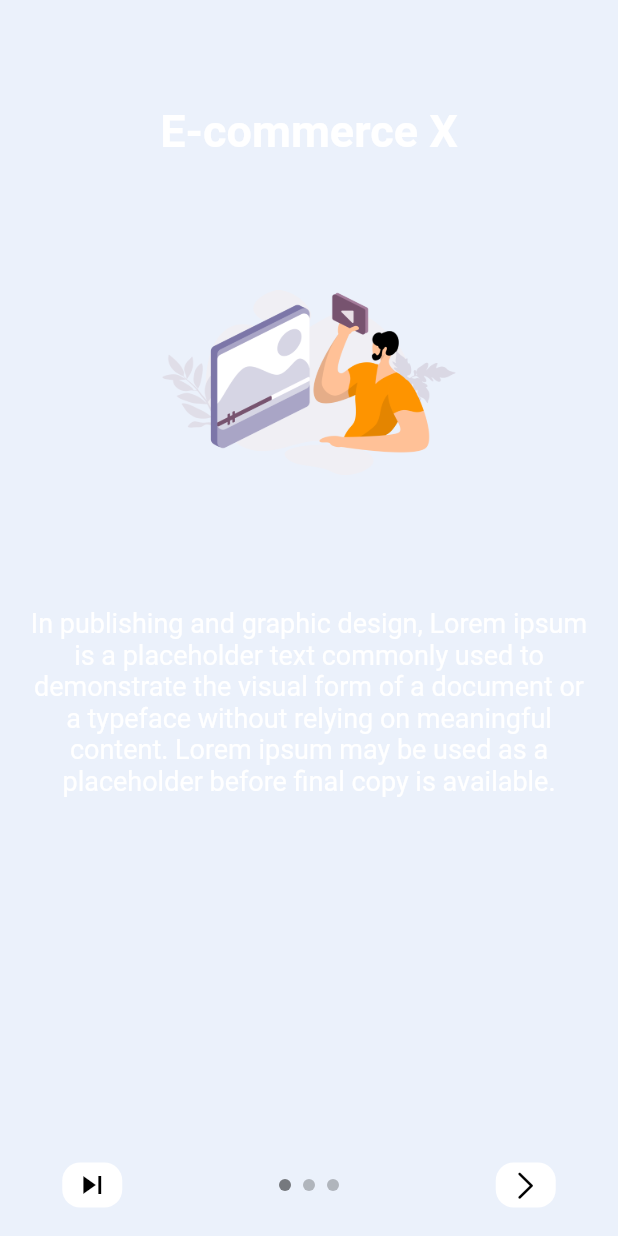
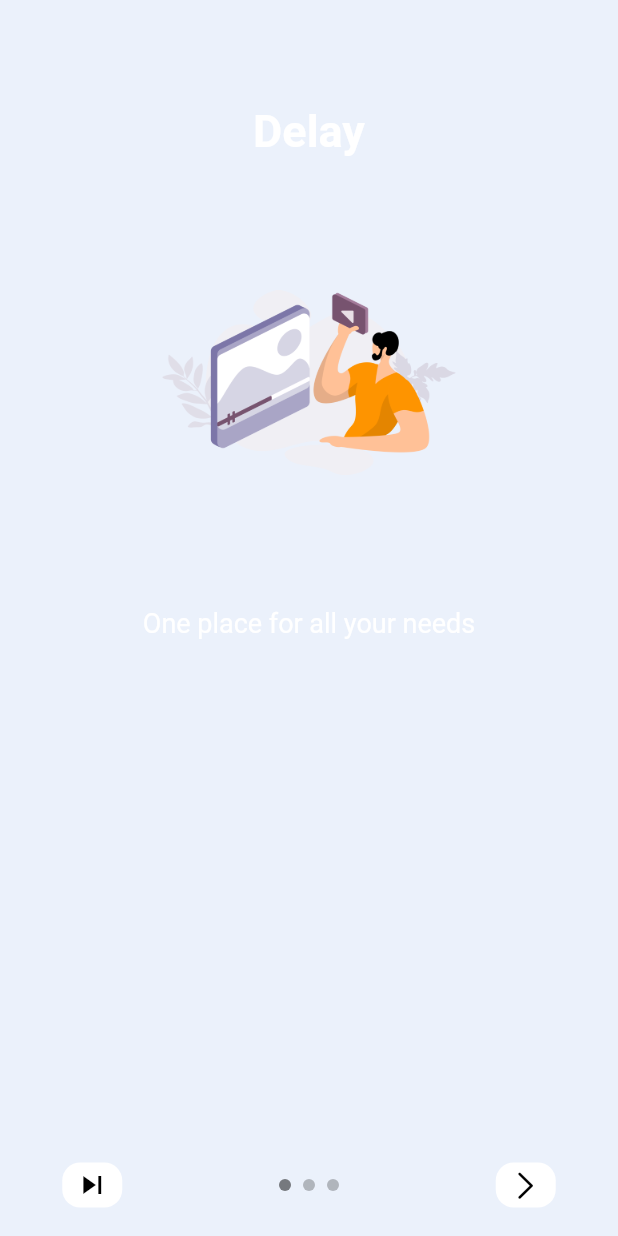
Before and after one commit to AaVaS270/Delay_MusicStoreApp, a Flutter app: the screen it shows after launch, on a phone screen of 412 x 824 dp. Run offline on Flutter 3.47's test engine with Material 2 defaults, Android fonts, the phone set to English and light mode, and no system bars; drawn by our look-alikes of intro_slider; our stand-ins replace auto_size_text, badges, bottom_navy_bar, cached_network_image, carousel_slider, dio and 13 more; missing offline and left inert: barcode; accounts and stored records are empty.

Commit message:
updates and modifications

```diff
--- a/lib/Model/Tools/Font/font.dart
+++ b/lib/Model/Tools/Font/font.dart
@@ -6,7 +6,7 @@ class CustomTextStyle {
   final CustomColors colors = CustomColors();
 
   late TextStyle bodyNormal =
-      GoogleFonts.lato().copyWith(fontSize: 20, color: colors.blackColor);
+      GoogleFonts.ubuntu().copyWith(fontSize: 20, color: colors.blackColor);
 
   late TextStyle bodySmall =
       GoogleFonts.lato().copyWith(fontSize: 14, color: colors.captionColor);
--- a/lib/View/CartScreen/cart_screen.dart
+++ b/lib/View/CartScreen/cart_screen.dart
@@ -59,7 +59,7 @@ class _CartScreenState extends State<CartScreen> {
                             return HorizontalProductView(
                                 colors: colors,
                                 margin: const EdgeInsets.only(
-                                    top: 15, right: 10, bottom: 15, left: 10),
+                                    top: 15, right: 6, bottom: 15, left: 10),
                                 product: product,
                                 widget: CupertinoButton(
                                     child: Icon(
--- a/lib/View/HomeScreen/home_screen.dart
+++ b/lib/View/HomeScreen/home_screen.dart
@@ -143,7 +143,7 @@ class _HomeScreenState extends State<HomeScreen>
                             mainAxisAlignment: MainAxisAlignment.center,
                             children: [
                               Text(
-                                "Feed Your Soul",
+                                "Feed Your Skin",
                                 style: textStyle.titleLarge.copyWith(
                                   overflow: TextOverflow.clip,
                                 ),
@@ -152,7 +152,7 @@ class _HomeScreenState extends State<HomeScreen>
                                 height: 5,
                               ),
                               Text(
-                                "Find the perfect match for your music",
+                                "Find the perfect match",
                                 style: textStyle.bodyNormal,
                               )
                             ],
--- a/lib/View/IntroScreen/intro_screen.dart
+++ b/lib/View/IntroScreen/intro_screen.dart
@@ -22,21 +22,21 @@ class _IntroScreenState extends State<IntroScreen> {
   late List<ContentConfig> contentList = [
     ContentConfig(
         backgroundColor: colors.primary,
-        title: "E-commerce X",
+        title: "Delay",
         description:
-            "In publishing and graphic design, Lorem ipsum is a placeholder text commonly used to demonstrate the visual form of a document or a typeface without relying on meaningful content. Lorem ipsum may be used as a placeholder before final copy is available.",
+            "One place for all your needs",
         pathImage: manImage),
     ContentConfig(
         backgroundColor: colors.primary,
-        title: "E-commerce X",
-        description:
-            "In publishing and graphic design, Lorem ipsum is a placeholder text commonly used to demonstrate the visual form of a document or a typeface without relying on meaningful content. Lorem ipsum may be used as a placeholder before final copy is available.",
+        title: "Delay",
+        // description:
+        //     "In publishing and graphic design, Lorem ipsum is a placeholder text commonly used to demonstrate the visual form of a document or a typeface without relying on meaningful content. Lorem ipsum may be used as a placeholder before final copy is available.",
         pathImage: aboutImage),
     ContentConfig(
         backgroundColor: colors.primary,
-        title: "E-commerce X",
-        description:
-            "In publishing and graphic design, Lorem ipsum is a placeholder text commonly used to demonstrate the visual form of a document or a typeface without relying on meaningful content. Lorem ipsum may be used as a placeholder before final copy is available.",
+        title: "Delay",
+        // description:
+        //     "In publishing and graphic design, Lorem ipsum is a placeholder text commonly used to demonstrate the visual form of a document or a typeface without relying on meaningful content. Lorem ipsum may be used as a placeholder before final copy is available.",
         pathImage: contentImage)
   ];
   @override
--- a/lib/View/ProfileScreen/FavoriteScreen/favorite_screen.dart
+++ b/lib/View/ProfileScreen/FavoriteScreen/favorite_screen.dart
@@ -79,7 +79,7 @@ class _FavoriteScreenState extends State<FavoriteScreen> {
                 colors: colors,
                 textStyle: textStyle,
                 title: "Favorites",
-                content: "you haven't added anything yet ",
+                content: "You haven't added anything yet ",
                 lottieName: emptyListLottie);
           }
           return Container();
--- a/lib/View/ProfileScreen/profile_screen.dart
+++ b/lib/View/ProfileScreen/profile_screen.dart
@@ -82,7 +82,7 @@ class ProfileScreen extends StatelessWidget {
                   callback: () {
                     Get.to(const FavoriteScreen());
                   },
-                  itemName: "Favorits",
+                  itemName: "Favorites",
                   textStyle: textStyle,
                   colors: colors),
               profileItem(
--- a/lib/ViewModel/Home/HomeDataSource/home_source.dart
+++ b/lib/ViewModel/Home/HomeDataSource/home_source.dart
@@ -14,7 +14,7 @@ class HomeRemoteDataSource implements HomeDataSource {
   @override
   Future<List<ProductEntity>> getProducts() async {
     final response = await httpClient.get(
-        "https://makeup-api.herokuapp.com/api/v1/products.json?brand=covergirl");
+        "https://makeup-api.herokuapp.com/api/v1/products.json?brand=l'oreal");
     final List<ProductEntity> productList = [];
     for (var product in (response.data) as List) {
       productList.add(ProductEntity.fromJson(product));
@@ -26,7 +26,7 @@ class HomeRemoteDataSource implements HomeDataSource {
   Future<List<ProductEntity>> getProductsWithKeyWord(
       {required String keyWord}) async {
     final response = await httpClient.get(
-        "https://makeup-api.herokuapp.com/api/v1/products.json?brand=$keyWord");
+        "https://makeup-api.herokuapp.com/api/v1/products.json?product_category=cream");
     final List<ProductEntity> productList = [];
     final data=(response.data)as List;
     if (data.isNotEmpty) {
--- a/lib/main.dart
+++ b/lib/main.dart
@@ -21,7 +21,7 @@ class MyApp extends StatelessWidget {
         Get.find<DuplicateController>().introFunctions.getLaunchStatus();
     return GetMaterialApp(
       initialBinding: InitialBinding(),
-      title: 'E-commerce X',
+      title: 'Delay',
       home: isFirst
           ? const IntroScreen()
           : const RootScreen(
```
Also changed, not shown: lib/Model/Widget/widget.dart (+6 -6 lines), lib/View/HomeScreen/HomeDetailScreen/detail_screen.dart (+4 -4 lines), lib/View/ProfileScreen/AddressScreen/address_screen.dart (+5 -5 lines).
